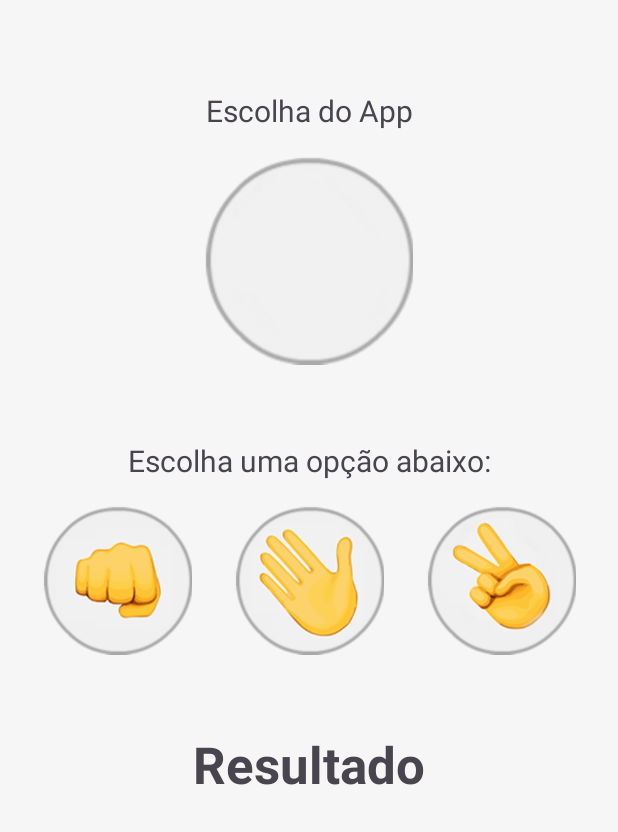
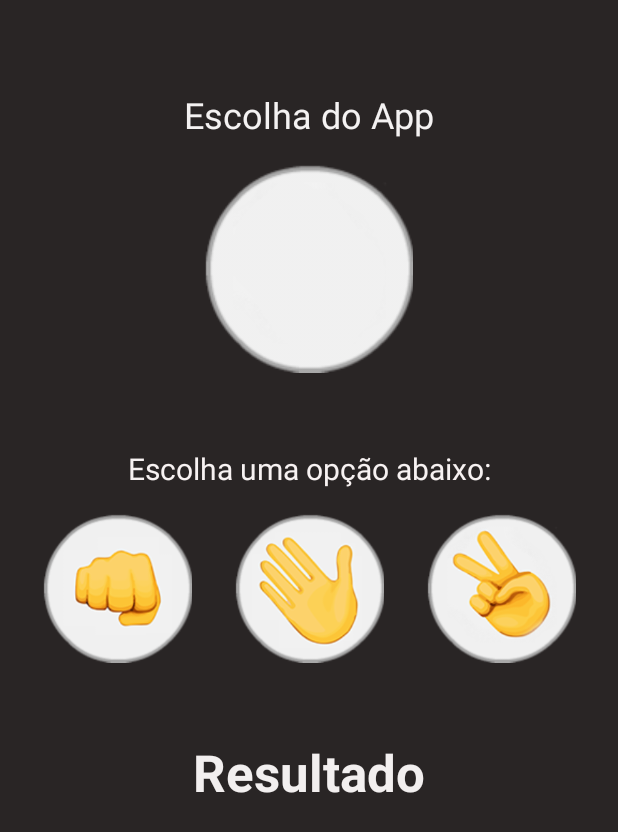
Before and after one commit to lucasmmello03/AppPedraPapelTesoura, an Android app: the screen it shows after launch (MainActivity), on a phone screen of 412 x 824 dp. Shown: the top 832 px of the screen. Run offline under Robolectric (Android 15) with nearby library versions, the phone set to English and light mode, and no system bars.

Commit message:
Alteraçao do Fundo

```diff
--- a/app/src/main/res/layout/activity_main.xml
+++ b/app/src/main/res/layout/activity_main.xml
@@ -5,7 +5,7 @@
     android:id="@+id/main"
     android:layout_width="match_parent"
     android:layout_height="match_parent"
-    android:background="#F7F6F6"
+    android:background="#292525"
     tools:context=".MainActivity">
 
     <TextView
@@ -15,7 +15,8 @@
         android:layout_marginTop="60dp"
         android:backgroundTint="#2C272D"
         android:text="Escolha do App"
-        android:textSize="20sp"
+        android:textColor="#F4F2F2"
+        android:textSize="24sp"
         app:layout_constraintEnd_toEndOf="parent"
         app:layout_constraintStart_toStartOf="parent"
         app:layout_constraintTop_toTopOf="parent" />
@@ -37,6 +38,7 @@
         android:layout_height="wrap_content"
         android:layout_marginTop="50dp"
         android:text="Escolha uma opção abaixo:"
+        android:textColor="#F7F2F2"
         android:textSize="20sp"
         app:layout_constraintEnd_toEndOf="parent"
         app:layout_constraintHorizontal_bias="0.5"
@@ -85,6 +87,7 @@
         android:layout_height="wrap_content"
         android:layout_marginTop="50dp"
         android:text="Resultado"
+        android:textColor="#F2EFEF"
         android:textSize="34sp"
         android:textStyle="bold"
         app:layout_constraintEnd_toEndOf="parent"
--- a/app/src/main/res/values/themes.xml
+++ b/app/src/main/res/values/themes.xml
@@ -3,7 +3,9 @@
     <style name="Base.Theme.AppPedraPapelTesoura" parent="Theme.Material3.DayNight.NoActionBar">
         <!-- Customize your light theme here. -->
          <item name="colorPrimary">@color/black</item>
+         <item name="android:windowBackground">@color/black</item>
     </style>
 
     <style name="Theme.AppPedraPapelTesoura" parent="Base.Theme.AppPedraPapelTesoura" />
+
 </resources>
```
